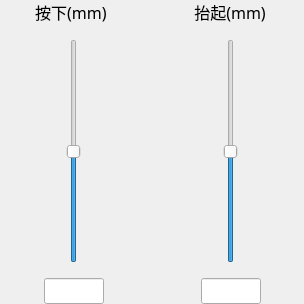
Above: Module/ModuleLinear.ui from wlffeng2008/AKKOStdio before the change. Below: the same form after it.
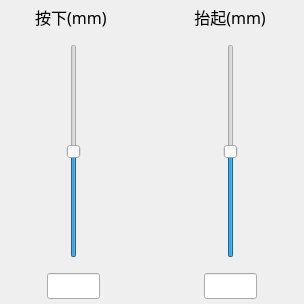
That is the form after the change. Icons and pictures are not drawn.

What changed in the file:
```diff
--- a/Module/ModuleLinear.ui
+++ b/Module/ModuleLinear.ui
@@ -32,10 +32,22 @@
       <number>10</number>
      </property>
      <item>
-      <layout class="QVBoxLayout" name="verticalLayout">
+      <layout class="QVBoxLayout" name="verticalLayout" stretch="0,1,0">
        <property name="spacing">
         <number>15</number>
        </property>
+       <property name="leftMargin">
+        <number>5</number>
+       </property>
+       <property name="topMargin">
+        <number>5</number>
+       </property>
+       <property name="rightMargin">
+        <number>5</number>
+       </property>
+       <property name="bottomMargin">
+        <number>5</number>
+       </property>
        <item alignment="Qt::AlignmentFlag::AlignHCenter">
         <widget class="QLabel" name="labelTitleS1">
          <property name="font">
@@ -132,10 +144,22 @@
       </layout>
      </item>
      <item>
-      <layout class="QVBoxLayout" name="verticalLayout_2">
+      <layout class="QVBoxLayout" name="verticalLayout_2" stretch="0,1,0">
        <property name="spacing">
         <number>15</number>
        </property>
+       <property name="leftMargin">
+        <number>5</number>
+       </property>
+       <property name="topMargin">
+        <number>5</number>
+       </property>
+       <property name="rightMargin">
+        <number>5</number>
+       </property>
+       <property name="bottomMargin">
+        <number>5</number>
+       </property>
        <item alignment="Qt::AlignmentFlag::AlignHCenter">
         <widget class="QLabel" name="labelTitleS2">
          <property name="font">
@@ -172,6 +196,9 @@
          <property name="orientation">
           <enum>Qt::Orientation::Vertical</enum>
          </property>
+         <property name="invertedAppearance">
+          <bool>false</bool>
+         </property>
         </widget>
        </item>
        <item>
```
